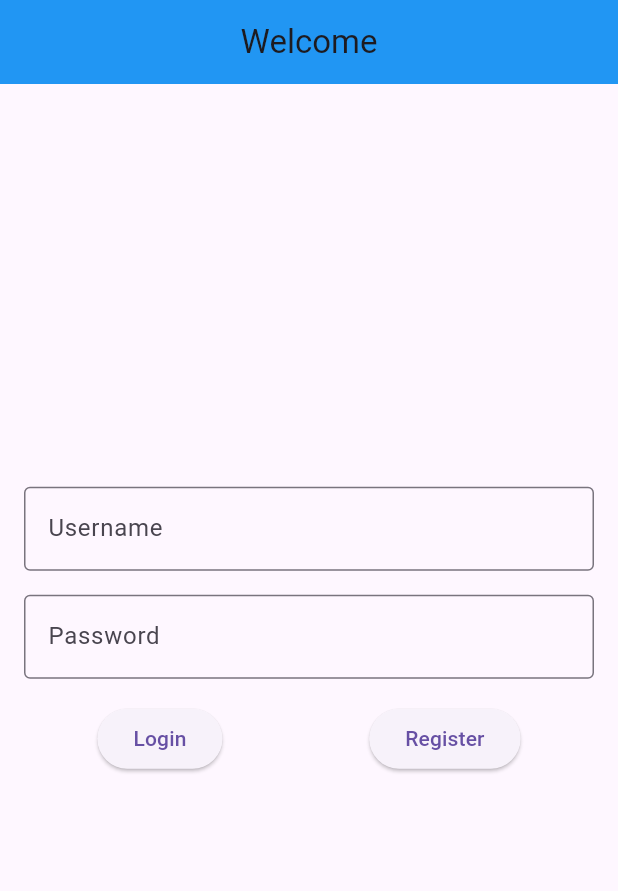
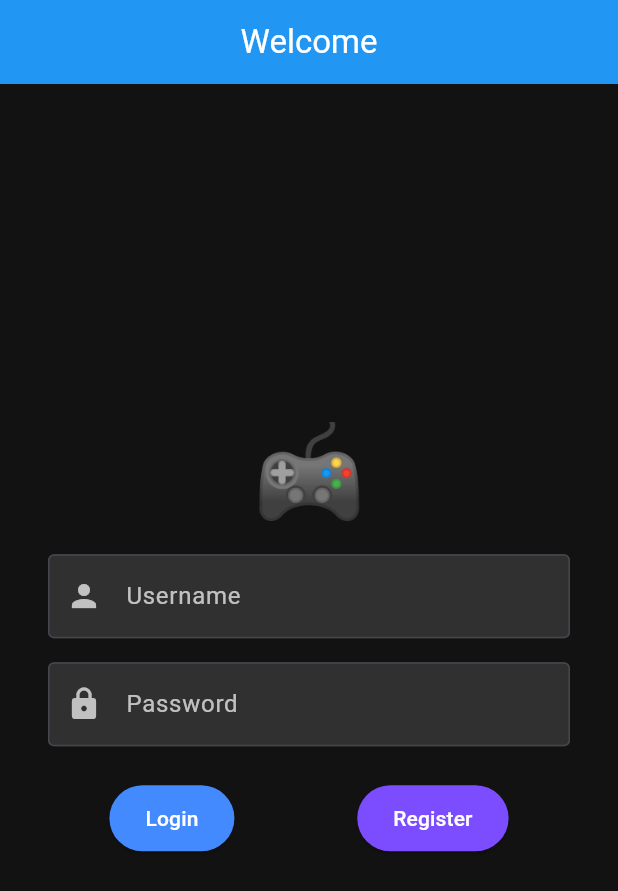
Before and after one commit to aakashsgowda/Battleships-Arena, a Flutter app: the screen it shows after launch, on a phone screen of 412 x 824 dp. Shown: the top 891 px of the screen. Run offline on Flutter 3.47's test engine with Material 3 defaults, Android fonts, the phone set to English and light mode, and no system bars; our stand-ins replace shared_preferences.

```diff
--- a/lib/utils/auth.dart
+++ b/lib/utils/auth.dart
@@ -4,7 +4,6 @@ import 'package:battleships/views/gamesList.dart';
 import 'package:flutter/material.dart';
 import 'package:shared_preferences/shared_preferences.dart';
 import 'package:battleships/utils/constants.dart';
-
 
 class UserAuth extends StatelessWidget {
   const UserAuth({super.key});
@@ -15,13 +14,9 @@ class UserAuth extends StatelessWidget {
       future: authenticateUser(),
       builder: (context, snapshot) {
         if (snapshot.connectionState == ConnectionState.waiting) {
-          return const CircularProgressIndicator();
+          return const Center(child: CircularProgressIndicator());
         } else {
-          if (snapshot.data == true) {
-            return const GameList();
-          } else {
-            return const LoginPage();
-          }
+          return snapshot.data == true ? const GameList() : const LoginPage();
         }
       },
     );
@@ -40,11 +35,9 @@ class UserAuth extends StatelessWidget {
       } else {
         await prefs.remove('accessToken');
         await prefs.remove('tokenTimestamp');
+      }
+    }
     return false;
-      }
-    } else {
-      return false;
-    }
   }
 }
 
@@ -58,16 +51,13 @@ class LoginPage extends StatefulWidget {
 class _LoginPageState extends State<LoginPage> {
   final TextEditingController _usernameController = TextEditingController();
   final TextEditingController _passwordController = TextEditingController();
-
   String _message = "";
 
   Future<void> _login() async {
     final response = await http.post(
       Uri.parse('$baseUrl/login'),
-      headers: <String, String>{
-        'Content-Type': 'application/json',
-      },
-      body: jsonEncode(<String, String>{
+      headers: {'Content-Type': 'application/json'},
+      body: jsonEncode({
         'username': _usernameController.text.trim(),
         'password': _passwordController.text.trim(),
       }),
@@ -79,137 +69,117 @@ class _LoginPageState extends State<LoginPage> {
 
       SharedPreferences prefs = await SharedPreferences.getInstance();
       await prefs.setString('accessToken', accessToken);
-      await prefs.setInt(
-          'tokenTimestamp', DateTime.now().millisecondsSinceEpoch);
+      await prefs.setInt('tokenTimestamp', DateTime.now().millisecondsSinceEpoch);
       await prefs.setString('username', _usernameController.text.trim());
 
-      Navigator.pushReplacement(
-        context,
-        MaterialPageRoute(builder: (context) => const GameList()),
-      );
+      Navigator.pushReplacement(context, MaterialPageRoute(builder: (context) => const GameList()));
     } else {
-      setState(() {
-        _message = 'Login failed';
-      });
+      setState(() => _message = 'Login failed');
     }
   }
 
   Future<void> _register() async {
     final response = await http.post(
       Uri.parse('$baseUrl/register'),
-      headers: <String, String>{
-        'Content-Type': 'application/json',
-      },
-      body: jsonEncode(<String, String>{
+      headers: {'Content-Type': 'application/json'},
+      body: jsonEncode({
         'username': _usernameController.text.trim(),
         'password': _passwordController.text.trim(),
       }),
     );
-    print(response.body);
+
     if (response.statusCode == 200) {
       final data = jsonDecode(response.body);
-      print(response.body);
       final accessToken = data['access_token'];
-      // Save access token locally
+
       SharedPreferences prefs = await SharedPreferences.getInstance();
       await prefs.setString('accessToken', accessToken);
-      await prefs.setInt(
-          'tokenTimestamp', DateTime.now().millisecondsSinceEpoch);
+      await prefs.setInt('tokenTimestamp', DateTime.now().millisecondsSinceEpoch);
       await prefs.setString('username', _usernameController.text.trim());
-      // Navigate to home page
-      Navigator.pushReplacement(
-        context,
-        MaterialPageRoute(builder: (context) => const GameList()),
-      );
+
+      Navigator.pushReplacement(context, MaterialPageRoute(builder: (context) => const GameList()));
     } else {
-      setState(() {
-        _message = 'Register failed';
-      });
+      setState(() => _message = 'Register failed');
     }
   }
-
-//   @override
-//   Widget build(BuildContext context) {
-//     return Scaffold(
-//       appBar: AppBar(
-//         backgroundColor: Colors.blue,
-//         centerTitle: true,
-//         title: Text('Login'),
-//       ),
-//       body: Padding(
-//         padding: EdgeInsets.all(16.0),
-//         child: Column(
-//           mainAxisAlignment: MainAxisAlignment.center,
-//           children: [
-//             TextField(
-//               controller: _usernameController,
-//               decoration: InputDecoration(labelText: 'Username'),
-//             ),
-//             TextField(
-//               controller: _passwordController,
-//               decoration: InputDecoration(labelText: 'Password'),
-//               obscureText: true,
-//             ),
-//             SizedBox(height: 16.0),
-//             Row(
-//               mainAxisAlignment: MainAxisAlignment.spaceAround,
-//               children: [
-//                 ElevatedButton(
-//                   onPressed: _login,
-//                   child: Text('Login'),
-//                 ),
-//                 ElevatedButton(
-//               onPressed: _register,
-//               child: Text('Register'),
-//             ),
-//               ],
-//             ),
-//             Text(_message),
-//           ],
-//         ),
-//       ),
-//     );
-//   }
-// }
 
   @override
   Widget build(BuildContext context) {
     return Scaffold(
+      backgroundColor: Color(0xFF121212),
       appBar: AppBar(
         backgroundColor: Colors.blue,
         centerTitle: true,
-        title: const Text('Welcome'),
+        title: const Text('Welcome', style: TextStyle(color: Colors.white)),
       ),
-      body: Padding(
-        padding: const EdgeInsets.all(16.0),
+      body: Center(
+        child: SingleChildScrollView(
+          padding: const EdgeInsets.symmetric(horizontal: 32.0, vertical: 24.0),
           child: Column(
             mainAxisAlignment: MainAxisAlignment.center,
             children: [
+              Text(
+                '🎮',
+                style: TextStyle(fontSize: 60),
+              ),
+              SizedBox(height: 12),
               TextFormField(
                 controller: _usernameController,
-              decoration: const InputDecoration(
+                style: TextStyle(color: Colors.white),
+                decoration: InputDecoration(
+                  prefixIcon: Icon(Icons.person, color: Colors.white70),
                   labelText: 'Username',
+                  labelStyle: TextStyle(color: Colors.white70),
+                  filled: true,
+                  fillColor: Colors.grey[850],
                   border: OutlineInputBorder(),
+                  focusedBorder: OutlineInputBorder(
+                    borderSide: BorderSide(color: Colors.blueAccent),
+                  ),
                 ),
               ),
               const SizedBox(height: 16.0),
               TextFormField(
                 controller: _passwordController,
-              decoration: const InputDecoration(
+                obscureText: true,
+                style: TextStyle(color: Colors.white),
+                decoration: InputDecoration(
+                  prefixIcon: Icon(Icons.lock, color: Colors.white70),
                   labelText: 'Password',
+                  labelStyle: TextStyle(color: Colors.white70),
+                  filled: true,
+                  fillColor: Colors.grey[850],
                   border: OutlineInputBorder(),
+                  focusedBorder: OutlineInputBorder(
+                    borderSide: BorderSide(color: Colors.deepPurpleAccent),
                   ),
-              obscureText: true,
                 ),
-            const SizedBox(height: 16.0),
+              ),
+              const SizedBox(height: 24.0),
               Row(
                 mainAxisAlignment: MainAxisAlignment.spaceAround,
                 children: [
                   ElevatedButton(
+                    style: ElevatedButton.styleFrom(
+                      backgroundColor: Colors.blueAccent,
+                      foregroundColor: Colors.white,
+                      shape: RoundedRectangleBorder(
+                        borderRadius: BorderRadius.circular(30.0),
+                      ),
+                      padding: EdgeInsets.symmetric(horizontal: 24, vertical: 12),
+                    ),
                     onPressed: _login,
                     child: const Text('Login'),
                   ),
                   ElevatedButton(
+                    style: ElevatedButton.styleFrom(
+                      backgroundColor: Colors.deepPurpleAccent,
+                      foregroundColor: Colors.white,
+                      shape: RoundedRectangleBorder(
+                        borderRadius: BorderRadius.circular(30.0),
+                      ),
+                      padding: EdgeInsets.symmetric(horizontal: 24, vertical: 12),
+                    ),
                     onPressed: _register,
                     child: const Text('Register'),
                   ),
@@ -218,12 +188,10 @@ class _LoginPageState extends State<LoginPage> {
               const SizedBox(height: 16.0),
               Text(
                 _message,
-              style: const TextStyle(
-                color: Colors.red,
-                fontSize: 16.0,
-              ),
+                style: const TextStyle(color: Colors.redAccent, fontSize: 16.0),
               ),
             ],
+          ),
         ),
       ),
     );
```
Also changed, not shown: lib/views/BattleScreen.dart (+52 -39 lines), lib/views/finishedGames.dart (+56 -21 lines), lib/views/gameSetupPage.dart (+37 -22 lines), lib/views/gamesList.dart (+74 -70 lines), lib/views/newGameAi.dart (+40 -33 lines). Lines whose indentation alone changed are shown as unchanged.
